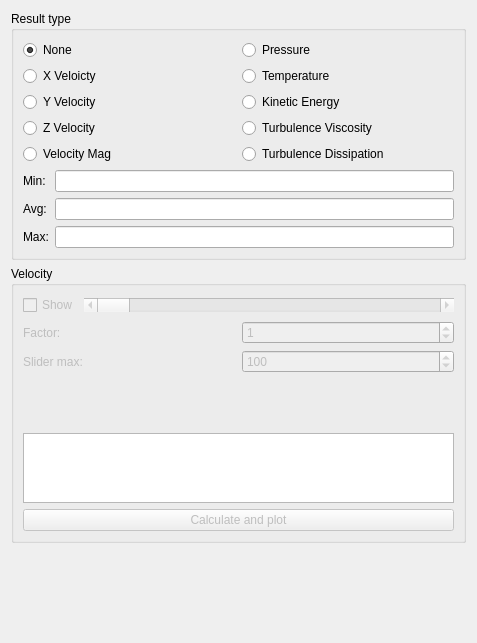
Above: TaskPanelCfdResult.ui from jaheyns/CfdOF before the change. Below: the same form after it.
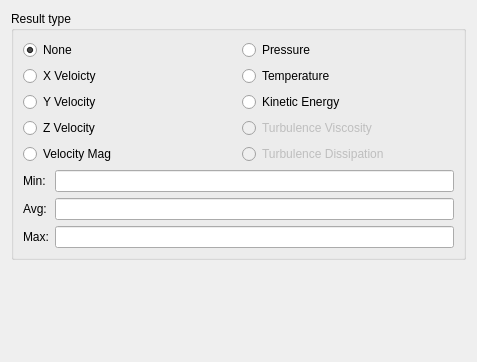
That is the form after the change. Custom widgets are drawn as their Qt base class.

Commit message: CFD: show result as color map in CfdResult Panel

```diff
--- a/TaskPanelCfdResult.ui
+++ b/TaskPanelCfdResult.ui
@@ -7,7 +7,7 @@
     <x>0</x>
     <y>0</y>
     <width>477</width>
-    <height>643</height>
+    <height>362</height>
    </rect>
   </property>
   <property name="windowTitle">
@@ -47,6 +47,9 @@
           </item>
           <item row="8" column="1">
            <widget class="QRadioButton" name="rb_turbulence_dissipation_rate">
+            <property name="enabled">
+             <bool>false</bool>
+            </property>
             <property name="text">
              <string>Turbulence Dissipation</string>
             </property>
@@ -92,6 +95,9 @@
           </item>
           <item row="6" column="1">
            <widget class="QRadioButton" name="rb_turbulence_viscosity">
+            <property name="enabled">
+             <bool>false</bool>
+            </property>
             <property name="text">
              <string>Turbulence Viscosity</string>
             </property>
@@ -157,153 +163,6 @@
        </layout>
       </widget>
      </item>
-     <item>
-      <widget class="QGroupBox" name="gb_displacement">
-       <property name="title">
-        <string>Velocity</string>
-       </property>
-       <layout class="QVBoxLayout" name="verticalLayout_2">
-        <item>
-         <layout class="QHBoxLayout" name="horizontalLayout_2">
-          <item>
-           <widget class="QCheckBox" name="cb_show_displacement">
-            <property name="enabled">
-             <bool>false</bool>
-            </property>
-            <property name="text">
-             <string>Show</string>
-            </property>
-            <property name="checked">
-             <bool>false</bool>
-            </property>
-           </widget>
-          </item>
-          <item>
-           <widget class="QScrollBar" name="hsb_displacement_factor">
-            <property name="enabled">
-             <bool>false</bool>
-            </property>
-            <property name="sizePolicy">
-             <sizepolicy hsizetype="MinimumExpanding" vsizetype="Fixed">
-              <horstretch>0</horstretch>
-              <verstretch>0</verstretch>
-             </sizepolicy>
-            </property>
-            <property name="orientation">
-             <enum>Qt::Horizontal</enum>
-            </property>
-           </widget>
-          </item>
-         </layout>
-        </item>
-        <item>
-         <layout class="QHBoxLayout" name="horizontalLayout_3">
-          <item>
-           <widget class="QLabel" name="label_3">
-            <property name="enabled">
-             <bool>false</bool>
-            </property>
-            <property name="text">
-             <string>Factor:</string>
-            </property>
-           </widget>
-          </item>
-          <item>
-           <widget class="QSpinBox" name="sb_displacement_factor">
-            <property name="enabled">
-             <bool>false</bool>
-            </property>
-            <property name="readOnly">
-             <bool>false</bool>
-            </property>
-            <property name="maximum">
-             <number>99999</number>
-            </property>
-            <property name="singleStep">
-             <number>10</number>
-            </property>
-            <property name="value">
-             <number>1</number>
-            </property>
-           </widget>
-          </item>
-         </layout>
-        </item>
-        <item>
-         <layout class="QHBoxLayout" name="horizontalLayout_4">
-          <item>
-           <widget class="QLabel" name="label_7">
-            <property name="enabled">
-             <bool>false</bool>
-            </property>
-            <property name="text">
-             <string>Slider max:</string>
-            </property>
-           </widget>
-          </item>
-          <item>
-           <widget class="QSpinBox" name="sb_displacement_factor_max">
-            <property name="enabled">
-             <bool>false</bool>
-            </property>
-            <property name="readOnly">
-             <bool>false</bool>
-            </property>
-            <property name="maximum">
-             <number>99999</number>
-            </property>
-            <property name="singleStep">
-             <number>10</number>
-            </property>
-            <property name="value">
-             <number>100</number>
-            </property>
-           </widget>
-          </item>
-         </layout>
-        </item>
-        <item>
-         <layout class="QVBoxLayout" name="verticalLayout_4">
-          <item>
-           <widget class="QLabel" name="user_def_head">
-            <property name="text">
-             <string>&lt;html&gt;&lt;head/&gt;&lt;body&gt;&lt;p&gt;&lt;br/&gt;&lt;/p&gt;&lt;/body&gt;&lt;/html&gt;</string>
-            </property>
-           </widget>
-          </item>
-          <item>
-           <widget class="QLabel" name="user_def_text">
-            <property name="text">
-             <string/>
-            </property>
-           </widget>
-          </item>
-          <item>
-           <widget class="QTextEdit" name="user_def_eq">
-            <property name="html">
-             <string>&lt;!DOCTYPE HTML PUBLIC &quot;-//W3C//DTD HTML 4.0//EN&quot; &quot;http://www.w3.org/TR/REC-html40/strict.dtd&quot;&gt;
-&lt;html&gt;&lt;head&gt;&lt;meta name=&quot;qrichtext&quot; content=&quot;1&quot; /&gt;&lt;style type=&quot;text/css&quot;&gt;
-p, li { white-space: pre-wrap; }
-&lt;/style&gt;&lt;/head&gt;&lt;body style=&quot; font-family:'Ubuntu'; font-size:11pt; font-weight:400; font-style:normal;&quot;&gt;
-&lt;p style=&quot;-qt-paragraph-type:empty; margin-top:0px; margin-bottom:0px; margin-left:0px; margin-right:0px; -qt-block-indent:0; text-indent:0px;&quot;&gt;&lt;br /&gt;&lt;/p&gt;&lt;/body&gt;&lt;/html&gt;</string>
-            </property>
-           </widget>
-          </item>
-          <item>
-           <widget class="QPushButton" name="calculate">
-            <property name="enabled">
-             <bool>false</bool>
-            </property>
-            <property name="text">
-             <string>Calculate and plot</string>
-            </property>
-           </widget>
-          </item>
-         </layout>
-        </item>
-       </layout>
-      </widget>
-     </item>
      <item>
       <spacer name="verticalSpacer">
        <property name="orientation">
```
Left out of the diff: 83 changed lines with no effect on the pictures. The commit also changes 3 other files.
